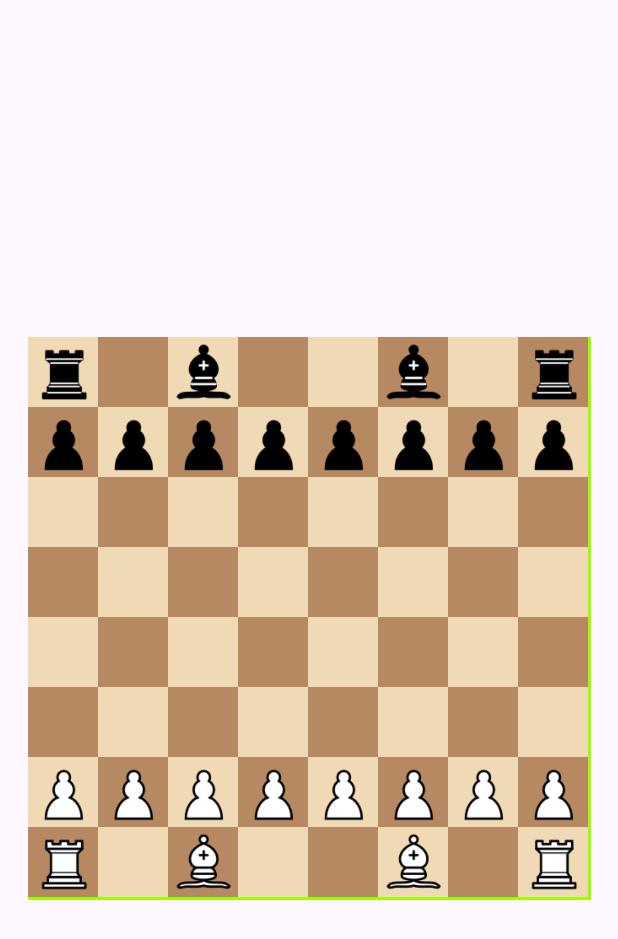
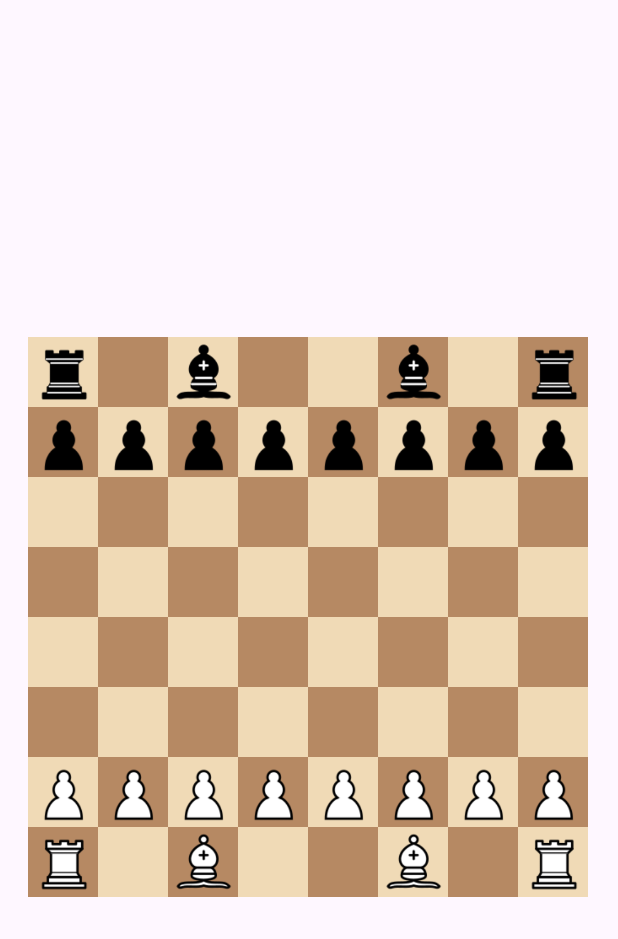
Before and after one commit to Niels023/android-minigames-app, an Android app: the ChessActivity screen opened directly, with no data from a screen before it, on a phone screen of 412 x 824 dp. Shown: the top 939 px of the screen. Run offline under Robolectric (Android 15) with nearby library versions, the light colour scheme and no system bars.

Commit message:
Update activity_chess.xml
removed debugging background color

```diff
--- a/app/src/main/res/layout/activity_chess.xml
+++ b/app/src/main/res/layout/activity_chess.xml
@@ -11,7 +11,6 @@
         android:id="@+id/board"
         android:layout_width="375dp"
         android:layout_height="375dp"
-        android:background="#99ff00"
         app:layout_constraintBottom_toBottomOf="parent"
         app:layout_constraintEnd_toEndOf="parent"
         app:layout_constraintStart_toStartOf="parent"
```
